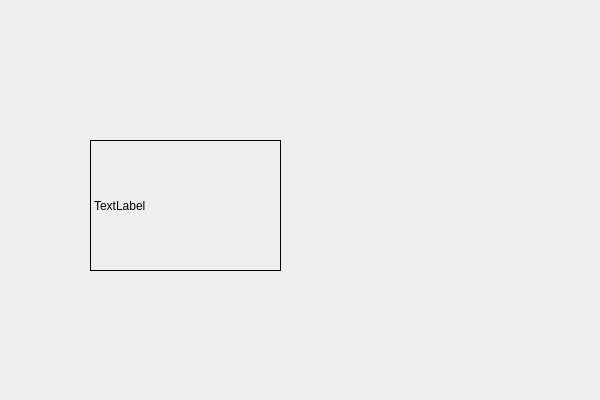
Above: QT/QTCode/ThreeDay/02_QtEvent/mainWidget.ui from BAOfanTing/CPP_Study before the change. Below: the same form after it.
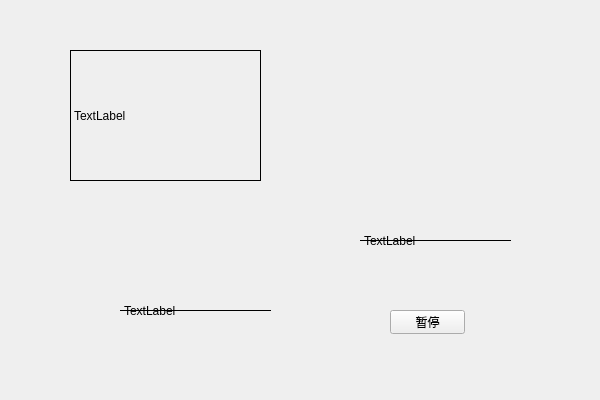
That is the form after the change. Custom widgets are drawn as their Qt base class.

```diff
--- a/QT/QTCode/ThreeDay/02_QtEvent/mainWidget.ui
+++ b/QT/QTCode/ThreeDay/02_QtEvent/mainWidget.ui
@@ -16,8 +16,8 @@
   <widget class="mylabel" name="label1">
    <property name="geometry">
     <rect>
-     <x>90</x>
-     <y>140</y>
+     <x>70</x>
+     <y>50</y>
      <width>191</width>
      <height>131</height>
     </rect>
@@ -29,6 +29,51 @@
     <string>TextLabel</string>
    </property>
   </widget>
+  <widget class="QLabel" name="label2">
+   <property name="geometry">
+    <rect>
+     <x>360</x>
+     <y>200</y>
+     <width>151</width>
+     <height>81</height>
+    </rect>
+   </property>
+   <property name="frameShape">
+    <enum>QFrame::HLine</enum>
+   </property>
+   <property name="text">
+    <string>TextLabel</string>
+   </property>
+  </widget>
+  <widget class="QLabel" name="label3">
+   <property name="geometry">
+    <rect>
+     <x>120</x>
+     <y>270</y>
+     <width>151</width>
+     <height>81</height>
+    </rect>
+   </property>
+   <property name="frameShape">
+    <enum>QFrame::HLine</enum>
+   </property>
+   <property name="text">
+    <string>TextLabel</string>
+   </property>
+  </widget>
+  <widget class="QPushButton" name="btn1">
+   <property name="geometry">
+    <rect>
+     <x>390</x>
+     <y>310</y>
+     <width>75</width>
+     <height>24</height>
+    </rect>
+   </property>
+   <property name="text">
+    <string>暂停</string>
+   </property>
+  </widget>
  </widget>
  <layoutdefault spacing="6" margin="11"/>
  <customwidgets>
```
